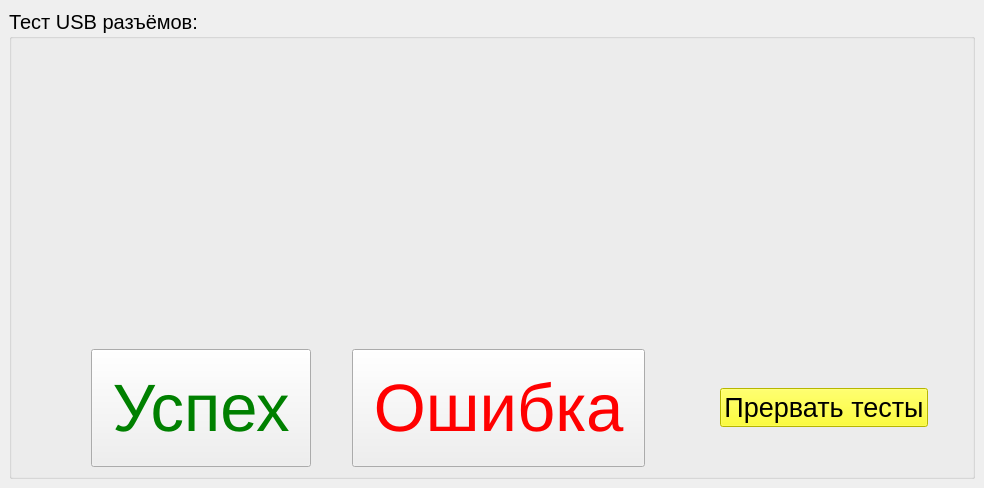
The window that ui/test_usb_devices.ui (Mex93/MonoblockTests) describes before a commit, drawn with Qt 5.
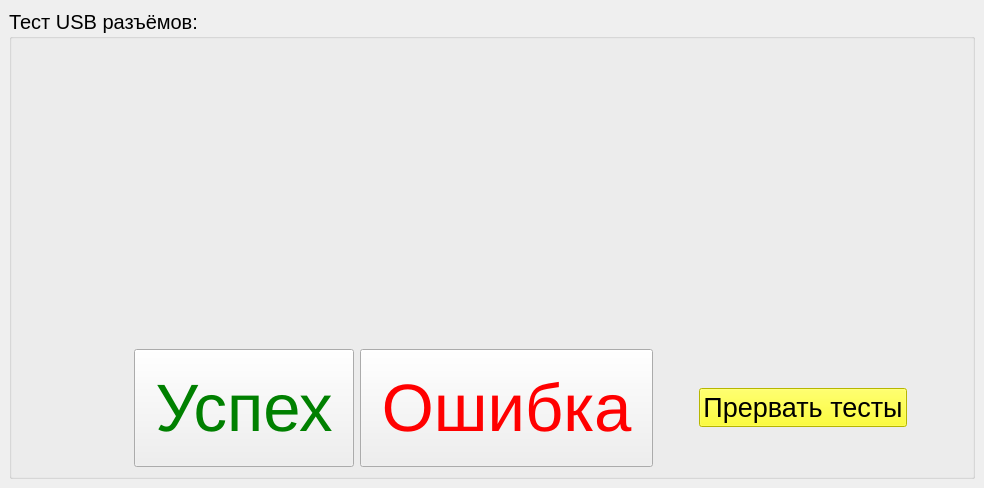
The same window after the commit. Icons and pictures are not drawn.

Commit message: rebuild all tests gui, is process for rebuilding all for Danil

Patch:
```diff
--- a/ui/test_usb_devices.ui
+++ b/ui/test_usb_devices.ui
@@ -133,19 +133,6 @@
              </property>
             </widget>
            </item>
-           <item>
-            <spacer name="horizontalSpacer_2">
-             <property name="orientation">
-              <enum>Qt::Orientation::Horizontal</enum>
-             </property>
-             <property name="sizeHint" stdset="0">
-              <size>
-               <width>40</width>
-               <height>20</height>
-              </size>
-             </property>
-            </spacer>
-           </item>
            <item>
             <widget class="QPushButton" name="pushButton_fail">
              <property name="font">
@@ -162,19 +149,6 @@
              </property>
             </widget>
            </item>
-           <item>
-            <spacer name="horizontalSpacer_4">
-             <property name="orientation">
-              <enum>Qt::Orientation::Horizontal</enum>
-             </property>
-             <property name="sizeHint" stdset="0">
-              <size>
-               <width>40</width>
-               <height>20</height>
-              </size>
-             </property>
-            </spacer>
-           </item>
            <item>
             <layout class="QHBoxLayout" name="horizontalLayout_4" stretch="0,0">
              <item>
```
The commit also changes 28 other files.
